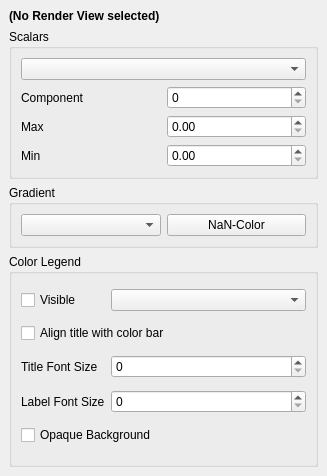
kateyy/geohazardvis, file gui/widgets/ColorMappingChooser.ui: the form before one commit.
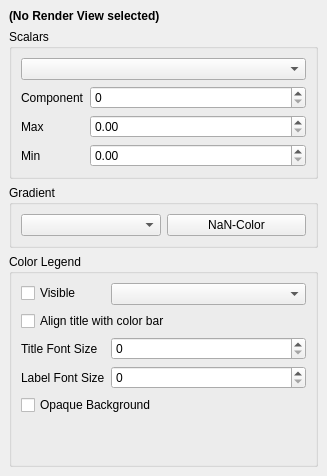
The form after the commit.

Commit message: use form layout in ColorMappingChooser

```diff
--- a/gui/widgets/ColorMappingChooser.ui
+++ b/gui/widgets/ColorMappingChooser.ui
@@ -33,7 +33,7 @@
       <property name="alignment">
        <set>Qt::AlignLeading|Qt::AlignLeft|Qt::AlignTop</set>
       </property>
-      <layout class="QGridLayout" name="gridLayout">
+      <layout class="QFormLayout" name="formLayout">
        <item row="1" column="0">
         <widget class="QLabel" name="componentLabel">
          <property name="text">
@@ -110,17 +110,14 @@
       <property name="title">
        <string>Color Legend</string>
       </property>
-      <layout class="QGridLayout" name="gridLayout_2">
-       <item row="4" column="0" colspan="2">
-        <widget class="QCheckBox" name="legendBackgroundCheckBox">
+      <layout class="QFormLayout" name="formLayout_2">
+       <item row="0" column="0">
+        <widget class="QCheckBox" name="colorLegendCheckBox">
          <property name="text">
-          <string>Opaque Background</string>
+          <string>Visible</string>
          </property>
         </widget>
        </item>
-       <item row="2" column="1">
-        <widget class="QSpinBox" name="legendTitleFontSize"/>
-       </item>
        <item row="0" column="1">
         <widget class="QComboBox" name="legendPositionComboBox">
          <property name="sizePolicy">
@@ -131,20 +128,6 @@
          </property>
         </widget>
        </item>
-       <item row="2" column="0">
-        <widget class="QLabel" name="label_2">
-         <property name="text">
-          <string>Title Font Size</string>
-         </property>
-        </widget>
-       </item>
-       <item row="3" column="0">
-        <widget class="QLabel" name="label">
-         <property name="text">
-          <string>Label Font Size</string>
-         </property>
-        </widget>
-       </item>
        <item row="1" column="0" colspan="2">
         <widget class="QCheckBox" name="legendAlignTitleCheckBox">
          <property name="sizePolicy">
@@ -158,13 +141,30 @@
          </property>
         </widget>
        </item>
+       <item row="2" column="0">
+        <widget class="QLabel" name="label_2">
+         <property name="text">
+          <string>Title Font Size</string>
+         </property>
+        </widget>
+       </item>
+       <item row="2" column="1">
+        <widget class="QSpinBox" name="legendTitleFontSize"/>
+       </item>
+       <item row="3" column="0">
+        <widget class="QLabel" name="label">
+         <property name="text">
+          <string>Label Font Size</string>
+         </property>
+        </widget>
+       </item>
        <item row="3" column="1">
         <widget class="QSpinBox" name="legendLabelFontSize"/>
        </item>
-       <item row="0" column="0">
-        <widget class="QCheckBox" name="colorLegendCheckBox">
+       <item row="4" column="0" colspan="2">
+        <widget class="QCheckBox" name="legendBackgroundCheckBox">
          <property name="text">
-          <string>Visible</string>
+          <string>Opaque Background</string>
          </property>
         </widget>
        </item>
```
